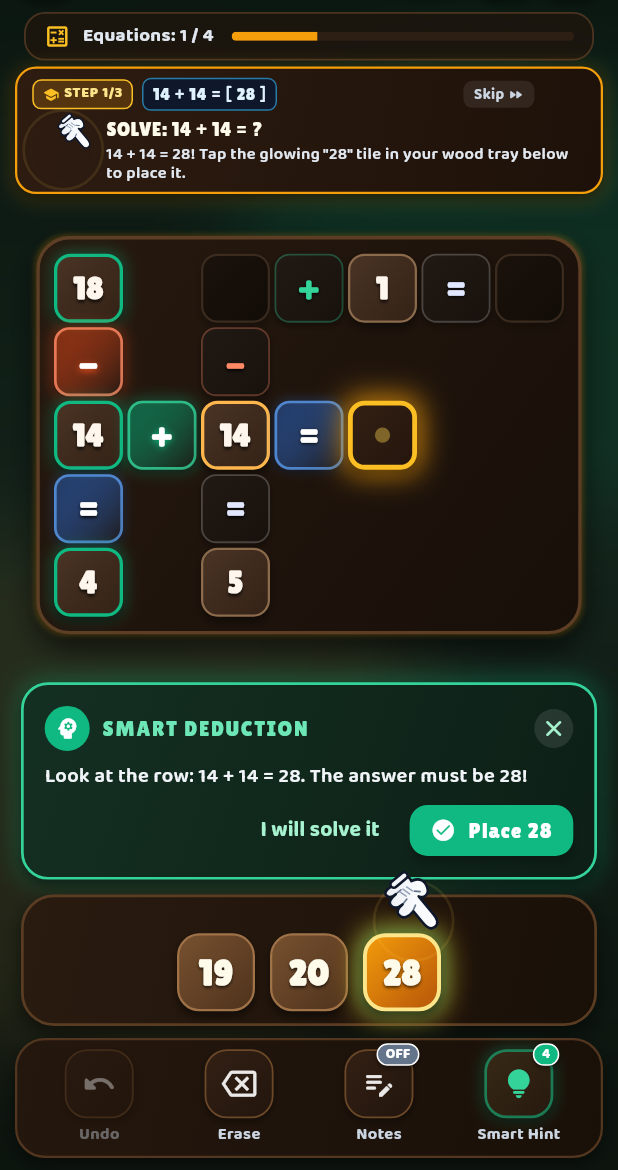
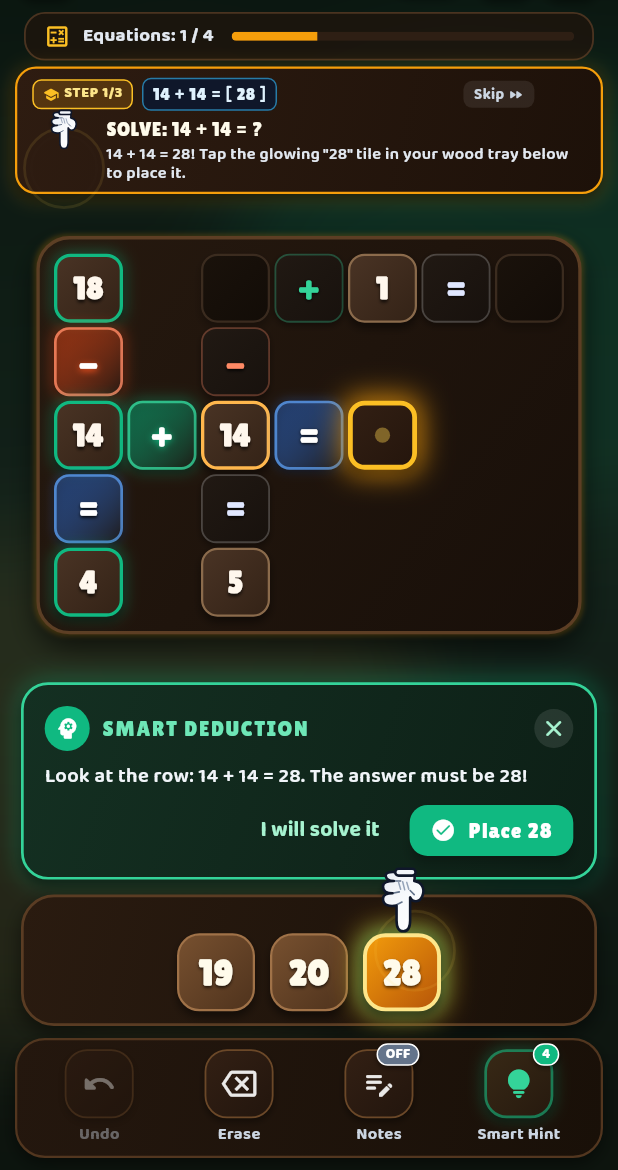
Before and after one commit to DaniruDesilva/Maths-Puzzul-Game, a Flutter app: the GameScreen screen opened by its route, item 3 of the bottom bar chosen, on a phone screen of 412 x 824 dp, the part 66-1236 px from its top. Run offline on Flutter 3.47's test engine with Material 3 defaults, Android fonts, the phone set to English and light mode, and no system bars; drawn by our look-alikes of flutter_animate; our stand-ins replace audioplayers, flutter_local_notifications, flutter_timezone, google_fonts, google_mobile_ads, in_app_purchase and 5 more; missing offline and left inert: flame; accounts and stored records are empty.

Commit message:
Fix tutorial cottage pointer orientation, align fingertip anchor, and center touch ripples

```diff
--- a/lib/ui/common/cartoon_hand_pointer.dart
+++ b/lib/ui/common/cartoon_hand_pointer.dart
@@ -30,6 +30,43 @@ class CartoonHandPointer extends StatefulWidget {
     this.onTap,
     this.onDismiss,
   });
+
+  /// Calculates the exact pixel offset of the pointing index fingertip relative to the
+  /// top-left of the CartoonHandPointer widget (when label is null).
+  /// Callers can position the widget so its fingertip touches a target point:
+  /// `left: targetX - tipOffset.dx, top: targetY - tipOffset.dy`
+  static Offset getFingertipOffset({
+    required HandPointerDirection direction,
+    required double size,
+  }) {
+    // In base 100x100 coordinates, glove center is (50, 50) and index fingertip is at (48, 6).
+    final baseTipDx = -0.02 * size;
+    final baseTipDy = -0.44 * size;
+
+    double angle = 0.0;
+    switch (direction) {
+      case HandPointerDirection.tapping:
+        angle = -math.pi * 0.16; // ~ -29° (pointing up-left)
+        break;
+      case HandPointerDirection.pointingDown:
+        angle = math.pi; // 180° (pointing straight down)
+        break;
+      case HandPointerDirection.pointingUp:
+        angle = 0.0;
+        break;
+      case HandPointerDirection.pointingLeft:
+        angle = -math.pi * 0.5;
+        break;
+      case HandPointerDirection.pointingRight:
+        angle = math.pi * 0.5;
+        break;
+    }
+
+    final tipDx = baseTipDx * math.cos(angle) - baseTipDy * math.sin(angle);
+    final tipDy = baseTipDx * math.sin(angle) + baseTipDy * math.cos(angle);
+    final center = size * 0.75;
+    return Offset(center + tipDx, center + tipDy);
+  }
 
   @override
   State<CartoonHandPointer> createState() => _CartoonHandPointerState();
@@ -117,10 +154,11 @@ class _CartoonHandPointerState extends State<CartoonHandPointer>
               hoverDy = 10.0 * (1.0 - pressFactor);
               break;
             case HandPointerDirection.pointingDown:
-              // Angled downward tap: finger points down-left, arm extends up-right
-              angle = math.pi * 0.78;
-              hoverDx = 8.0 * (1.0 - pressFactor);
-              hoverDy = -10.0 * (1.0 - pressFactor);
+              // Finger points straight down (180°), arm extends UP (-Y)
+              angle = math.pi;
+              // Hover pulled back upwards (-Y)
+              hoverDx = 0.0;
+              hoverDy = -12.0 * (1.0 - pressFactor);
               break;
             case HandPointerDirection.pointingUp:
               // Finger points straight up (0°), arm extends DOWN (+Y)
@@ -143,6 +181,15 @@ class _CartoonHandPointerState extends State<CartoonHandPointer>
 
           // Elastic compression squish on tap impact
           final double squish = 1.0 - (0.07 * pressFactor);
+
+          // Calculate precise contact point of the fingertip inside the 1.5x stack
+          final baseTipDx = -0.02 * widget.size;
+          final baseTipDy = -0.44 * widget.size;
+          final tipDx = baseTipDx * math.cos(angle) - baseTipDy * math.sin(angle);
+          final tipDy = baseTipDx * math.sin(angle) + baseTipDy * math.cos(angle);
+          final center = widget.size * 0.75;
+          final contactX = center + tipDx;
+          final contactY = center + tipDy;
 
           return Column(
             mainAxisSize: MainAxisSize.min,
@@ -206,8 +253,8 @@ class _CartoonHandPointerState extends State<CartoonHandPointer>
                     // Concentric touch shockwave ripples emitted exactly from contact point
                     if (widget.showRipple && _controller.value >= 0.35)
                       Positioned(
-                        left: widget.size * 0.75 - 28,
-                        top: widget.size * 0.75 - 28,
+                        left: contactX - 28,
+                        top: contactY - 28,
                         child: CustomPaint(
                           size: const Size(56, 56),
                           painter: _TouchRipplePainter(
```
Also changed, not shown: lib/game/village/village_game.dart (+8 -5 lines), lib/ui/village_screen.dart (+15 -5 lines).
